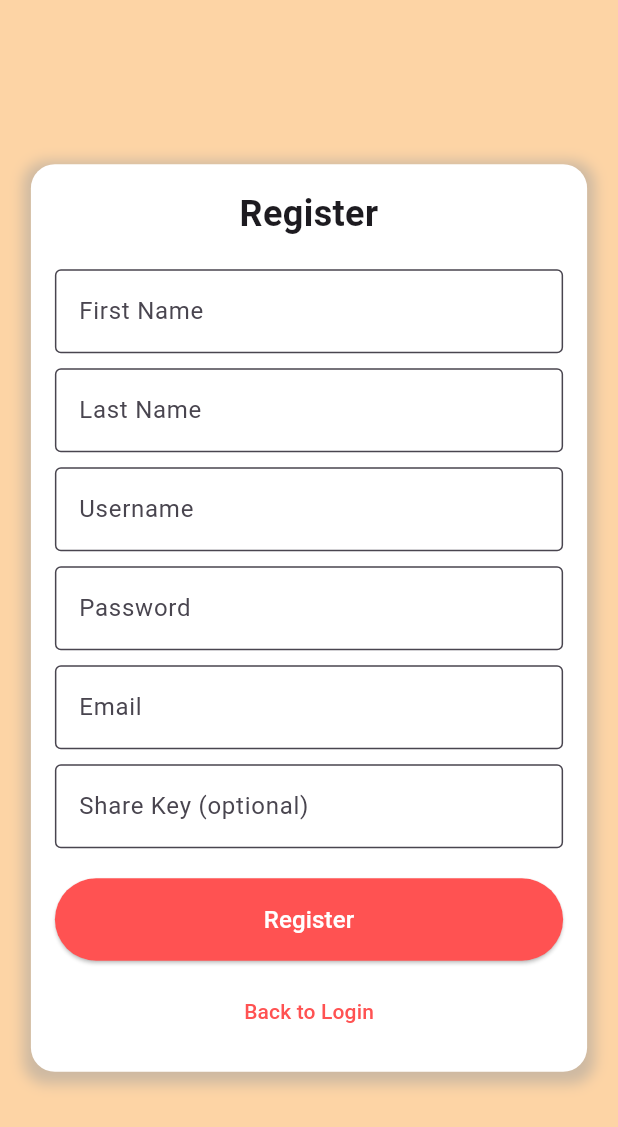
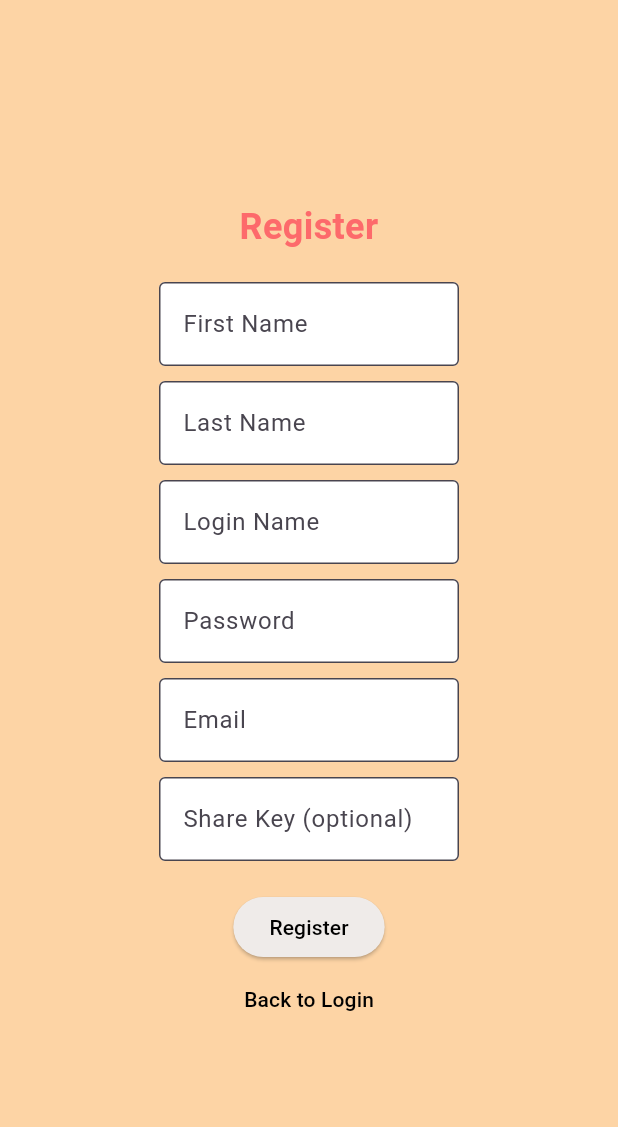
Before and after one commit to Ishankp/COP4331_BigProject, a Flutter app: the RegisterScreen screen opened by its route, on a phone screen of 412 x 824 dp. Shown: the top 1127 px of the screen. Run offline on Flutter 3.47's test engine with Material 3 defaults, Android fonts, the light colour scheme and no system bars; our stand-ins replace syncfusion_flutter_calendar.

Commit message:
updated mobile

```diff
--- a/mobile/flutter_mobile_app/lib/routes/routes.dart
+++ b/mobile/flutter_mobile_app/lib/routes/routes.dart
@@ -1,22 +1,25 @@
 import 'package:flutter/material.dart';
 // import 'package:flutter_app/screens/LoginScreen.dart';
-// import 'package:flutter_app/screens/CardsScreen.dart';
+// import 'package:flutter_app/screens/CreateScreen.dart';
 
-import '../screens/CardsScreen.dart';
+import '../screens/CreateScreen.dart';
 import '../screens/LoginScreen.dart';
 import '../screens/RegisterScreen.dart';
+import '../screens/DashboardScreen.dart';
 
 
 class Routes {
   static const String LOGINSCREEN = '/login';
-  static const String CARDSSCREEN = '/cards';
+  static const String CREATESCREEN = '/create';
   static const String REGISTERSCREEN = '/register';
+  static const String DASHBOARDSCREEN = '/dashboard';
 
   // routes of pages in the app
   static Map<String, Widget Function(BuildContext)> get getroutes => {
     '/': (context) => LoginScreen(),
     LOGINSCREEN: (context) => LoginScreen(),
-    CARDSSCREEN: (context) => CreateScheduleScreen(),
+    CREATESCREEN: (context) => CreateScheduleScreen(),
     REGISTERSCREEN: (context) => RegisterScreen(),
+    // DASHBOARDSCREEN: (context) => DashboardScreen(),
   };
 }
--- a/mobile/flutter_mobile_app/lib/screens/RegisterScreen.dart
+++ b/mobile/flutter_mobile_app/lib/screens/RegisterScreen.dart
@@ -1,4 +1,5 @@
 import 'package:flutter/material.dart';
+import 'package:flutter_mobile_app/utils/getAPI.dart'; // Adjust path as needed
 
 class RegisterScreen extends StatefulWidget {
   @override
@@ -6,12 +7,44 @@ class RegisterScreen extends StatefulWidget {
 }
 
 class _RegisterScreenState extends State<RegisterScreen> {
+  final ApiService apiService = ApiService(); // Initialize the API service
   String firstName = '';
   String lastName = '';
-  String username = '';
+  String login = '';
   String password = '';
   String email = '';
   String shareKey = ''; // Optional field
+  String message = '';
+
+  void _register() async {
+    try {
+      final response = await apiService.register(
+        firstName: firstName,
+        lastName: lastName,
+        login: login,
+        password: password,
+        email: email,
+        shareKey: shareKey.isEmpty ? null : shareKey, // Pass shareKey only if it's not empty
+      );
+
+      if (response['id'] != null && response['id'] > 0) {
+        // Registration successful
+        setState(() {
+          message = 'Registration successful. Welcome, $firstName!';
+        });
+        Navigator.pop(context); // Navigate back to the login screen
+      } else {
+        // Registration failed
+        setState(() {
+          message = response['error'] ?? 'Registration failed.';
+        });
+      }
+    } catch (e) {
+      setState(() {
+        message = 'Error: $e';
+      });
+    }
+  }
 
   @override
   Widget build(BuildContext context) {
@@ -19,30 +52,17 @@ class _RegisterScreenState extends State<RegisterScreen> {
       backgroundColor: const Color(0xFFFDD4A5),
       body: Center(
         child: SingleChildScrollView(
-          child: Container(
-            width: MediaQuery.of(context).size.width * 0.9,
-            padding: const EdgeInsets.all(16.0),
-            decoration: BoxDecoration(
-              color: Colors.white,
-              borderRadius: BorderRadius.circular(16),
-              boxShadow: [
-                BoxShadow(
-                  color: Colors.grey.withOpacity(0.5),
-                  spreadRadius: 5,
-                  blurRadius: 7,
-                  offset: Offset(0, 3),
-                ),
-              ],
-            ),
+          child: SizedBox(
+            width: 200,
             child: Column(
-              crossAxisAlignment: CrossAxisAlignment.stretch,
-              children: [
-                // Header
+              mainAxisAlignment: MainAxisAlignment.center,
+              children: <Widget>[
                 const Text(
                   'Register',
                   style: TextStyle(
                     fontSize: 24,
                     fontWeight: FontWeight.bold,
+                    color: Color(0xFFFD6A6B),
                   ),
                   textAlign: TextAlign.center,
                 ),
@@ -78,17 +98,17 @@ class _RegisterScreenState extends State<RegisterScreen> {
                 ),
                 const SizedBox(height: 10),
 
-                // Username Input
+                // Login Input
                 TextField(
                   decoration: const InputDecoration(
                     filled: true,
                     fillColor: Colors.white,
                     border: OutlineInputBorder(),
-                    labelText: 'Username',
-                    hintText: 'Enter Your Username',
+                    labelText: 'Login Name',
+                    hintText: 'Enter Your Login Name',
                   ),
                   onChanged: (text) {
-                    username = text;
+                    login = text;
                   },
                 ),
                 const SizedBox(height: 10),
@@ -124,7 +144,7 @@ class _RegisterScreenState extends State<RegisterScreen> {
                 ),
                 const SizedBox(height: 10),
 
-                // Share Key Input (Optional)
+                // Share Key Input
                 TextField(
                   decoration: const InputDecoration(
                     filled: true,
@@ -137,26 +157,28 @@ class _RegisterScreenState extends State<RegisterScreen> {
                     shareKey = text;
                   },
                 ),
-                const SizedBox(height: 20),
+                const SizedBox(height: 10),
+
+                // Error/Success Message
+                if (message.isNotEmpty)
+                  Text(
+                    message,
+                    style: TextStyle(
+                      color: message.contains('success') ? Colors.green : Colors.red,
+                      fontSize: 14,
+                    ),
+                  ),
+                const SizedBox(height: 10),
 
                 // Register Button
                 ElevatedButton(
-                  onPressed: () {
-                    // Perform register action
-                    print(
-                        "Registering with $firstName $lastName, $username, $email, $password, Share Key: $shareKey");
-                    Navigator.pop(context); // Navigate back to login screen
-                  },
-                  style: ElevatedButton.styleFrom(
-                    backgroundColor: Colors.redAccent,
-                    padding: const EdgeInsets.symmetric(vertical: 16),
-                  ),
+                  onPressed: _register,
+                  style: ElevatedButton.styleFrom(backgroundColor: Colors.brown[50]),
                   child: const Text(
                     'Register',
-                    style: TextStyle(fontSize: 16, color: Colors.white),
+                    style: TextStyle(fontSize: 14, color: Colors.black),
                   ),
                 ),
-                const SizedBox(height: 10),
 
                 // Back to Login Button
                 TextButton(
@@ -165,7 +187,7 @@ class _RegisterScreenState extends State<RegisterScreen> {
                   },
                   child: const Text(
                     'Back to Login',
-                    style: TextStyle(color: Colors.redAccent),
+                    style: TextStyle(color: Colors.black),
                   ),
                 ),
               ],
```
Also changed, not shown: mobile/flutter_mobile_app/lib/screens/CreateScreen.dart (added, +50 -0 lines), mobile/flutter_mobile_app/lib/screens/DashboardScreen.dart (added, +299 -0 lines), mobile/flutter_mobile_app/lib/screens/LoginScreen.dart (+13 -26 lines), mobile/flutter_mobile_app/lib/utils/getAPI.dart (+141 -54 lines), 1 other file.
